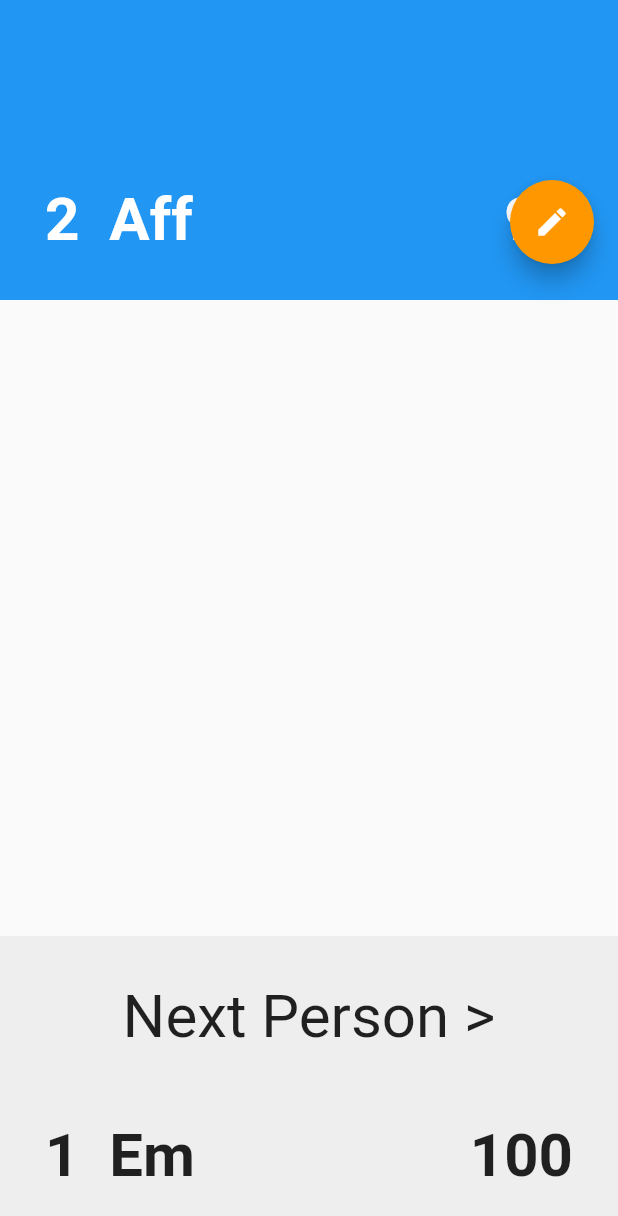
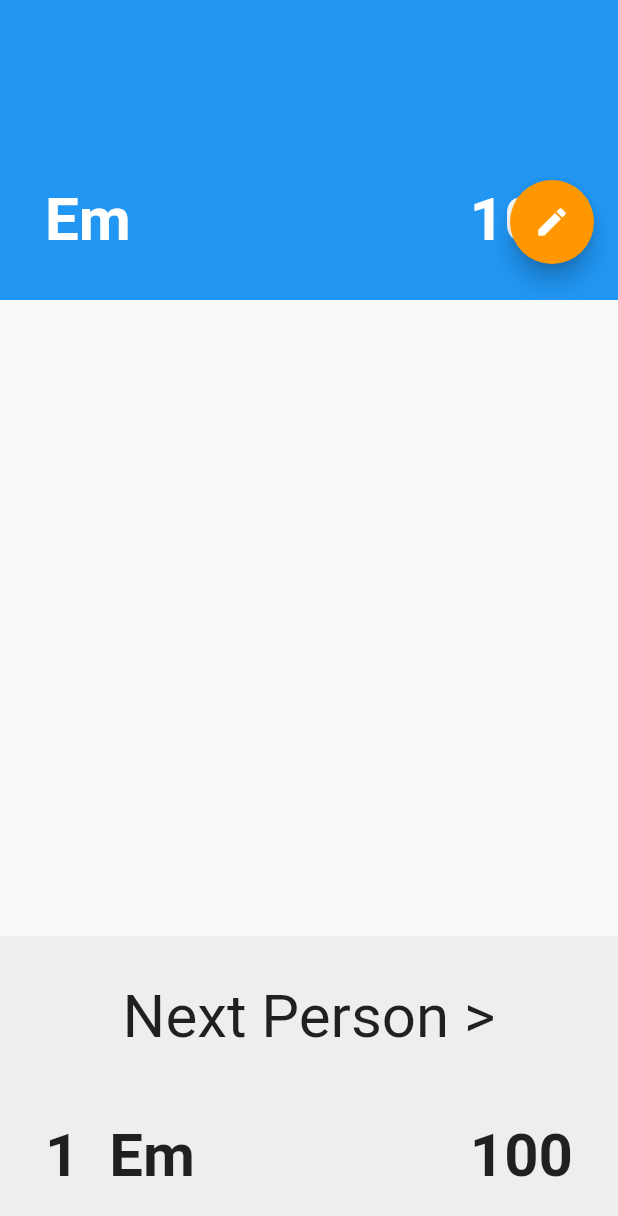
Before and after one commit to SuphasitC/My_List_App, a Flutter app: the screen it shows after launch, after a tap on "Em", on a phone screen of 412 x 824 dp. Shown: the top 1216 px of the screen. Run offline on Flutter 3.47's test engine with Material 2 defaults, Android fonts, the phone set to English and light mode, and no system bars.

Commit message:
almost all stateful

```diff
--- a/lib/main.dart
+++ b/lib/main.dart
@@ -1,6 +1,5 @@
 import 'package:flutter/material.dart';
 import 'package:my_list_score/config/routes.dart';
-// import 'package:my_list_score/presentation/for_passing.dart';
 import 'package:my_list_score/presentation/home_screen.dart';
 import 'package:my_list_score/presentation/edit.dart';
 import 'package:my_list_score/presentation/show_score.dart';
@@ -18,7 +17,7 @@ class MyApp extends StatelessWidget {
       routes: {
         AppRoutes.home: (context) => HomeScreen(),
         // AppRoutes.edit: (context) => Edit(),
-        AppRoutes.showScore: (context) => ShowScore(),
+        // AppRoutes.showScore: (context) => ShowScore(),
       },
       theme: ThemeData(
         visualDensity: VisualDensity.adaptivePlatformDensity,
@@ -38,4 +37,13 @@ Route _registerRouteWithParameters(RouteSettings settings) {
       );
     });
   }
+  if (settings.name == AppRoutes.showScore) {
+    return MaterialPageRoute(builder: (context) {
+      Person clickedAndNext = settings.arguments;
+      return ShowScore(
+        name: clickedAndNext.name,
+        score: clickedAndNext.score.toString(),
+      );
+    });
+  }
 }
--- a/lib/presentation/show_score.dart
+++ b/lib/presentation/show_score.dart
@@ -1,7 +1,15 @@
 import 'package:flutter/material.dart';
 import 'package:my_list_score/config/routes.dart';
+import 'package:my_list_score/presentation/home_screen.dart';
 
 class ShowScore extends StatelessWidget {
+  final String name;
+  final String score;
+  const ShowScore({
+    Key key,
+    @required this.name,
+    @required this.score,
+  }) : super(key: key);
   @override
   Widget build(BuildContext context) {
     return Scaffold(
@@ -9,7 +17,10 @@ class ShowScore extends StatelessWidget {
           padding: const EdgeInsets.only(top: 120.0),
           child: FloatingActionButton(
             child: Icon(Icons.edit),
-            onPressed: () => {Navigator.of(context).pushNamed(AppRoutes.edit)},
+            onPressed: () => {
+              Navigator.of(context).pushNamed(AppRoutes.edit,
+                  arguments: Person(this.name, int.parse(score)))
+            },
             backgroundColor: Colors.orange,
           ),
         ),
@@ -26,7 +37,7 @@ class ShowScore extends StatelessWidget {
                     Positioned(
                       left: 30,
                       bottom: 30,
-                      child: Text('2  Aff',
+                      child: Text(this.name,
                           style: TextStyle(
                               color: Colors.white,
                               fontSize: 40.0,
@@ -35,7 +46,7 @@ class ShowScore extends StatelessWidget {
                     Positioned(
                       right: 30,
                       bottom: 30,
-                      child: Text('90',
+                      child: Text(this.score,
                           style: TextStyle(
                               color: Colors.white,
                               fontSize: 40.0,
```
Also changed, not shown: lib/presentation/home_screen.dart (+4 -10 lines).
